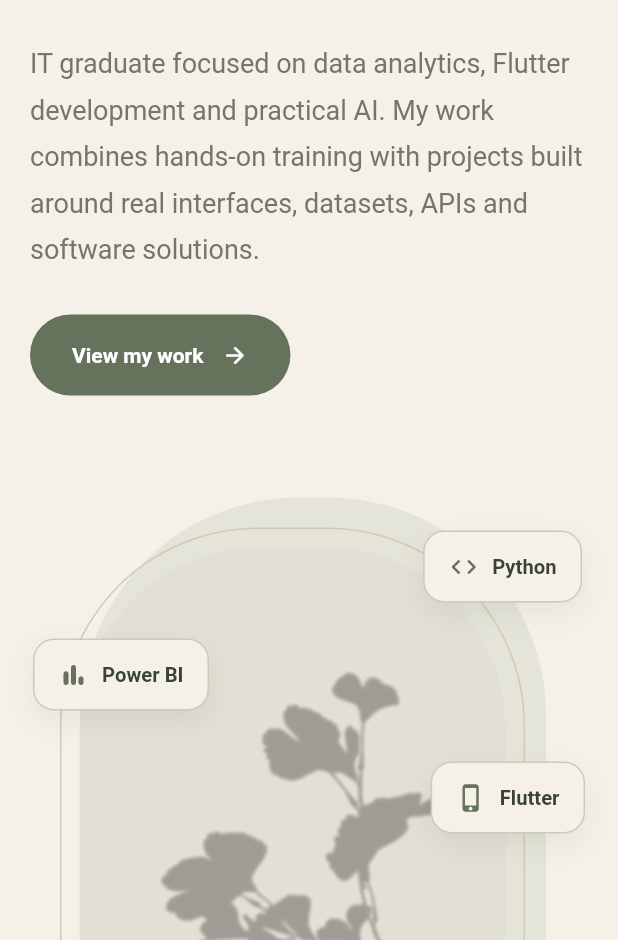
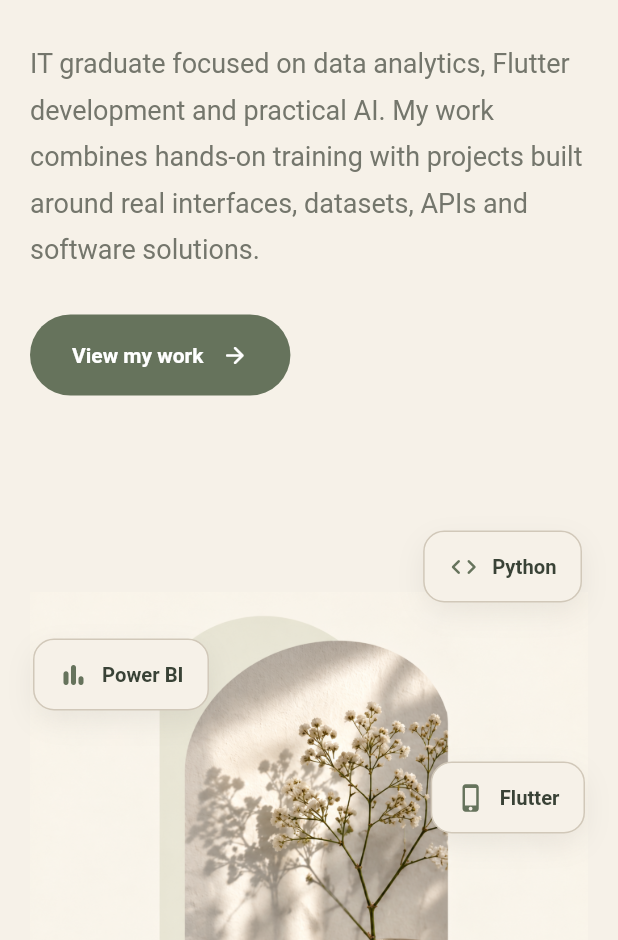
Before and after one commit to FayAL-mtuairi/profile, a Flutter app: the screen it shows after launch, on a phone screen of 412 x 824 dp, the part 296-1236 px from its top. Run offline on Flutter 3.47's test engine with Material 2 defaults, Android fonts, the phone set to English and light mode, and no system bars.

Commit message:
Use Home artwork in hero and update rail count

```diff
--- a/lib/main.dart
+++ b/lib/main.dart
@@ -257,7 +257,7 @@ class _HeroState extends State<_Hero>{
   @override Widget build(BuildContext context)=>LayoutBuilder(builder:(context,constraints){
     final mobile=constraints.maxWidth<780;
     final copy=_HeroCopy(onWork:widget.onWork,mobile:mobile);
-    final visual=Transform.translate(offset:Offset(0,-scrollY*.045),child:_HeroVisual(mobile:mobile));
+    final visual=Transform.translate(offset:Offset(0,-scrollY*.03),child:_HeroVisual(mobile:mobile));
     final core=mobile
         ? Column(crossAxisAlignment:CrossAxisAlignment.start,children:[copy,const SizedBox(height:34),visual,const SizedBox(height:18),const Align(alignment:Alignment.center,child:_ScrollHint(compact:true))])
         : Row(crossAxisAlignment:CrossAxisAlignment.center,children:[
@@ -272,7 +272,7 @@ class _HeroState extends State<_Hero>{
         children:[
           if(!mobile)...[
             const Positioned(left:0,top:36,bottom:42,child:_HeroRail()),
-            Positioned(right:0,bottom:4,child:Transform.translate(offset:Offset(0,-scrollY*.025),child:const _ScrollHint())),
+            Positioned(right:0,bottom:4,child:Transform.translate(offset:Offset(0,-scrollY*.02),child:const _ScrollHint())),
           ],
           Padding(
             padding:EdgeInsets.only(left:mobile?0:58,right:mobile?0:54),
@@ -312,7 +312,7 @@ class _HeroRail extends StatelessWidget{
         const SizedBox(height:7),
         Container(width:16,height:1,color:_line),
         const SizedBox(height:7),
-        const Text('04',style:TextStyle(fontSize:11,color:_muted,fontWeight:FontWeight.w600)),
+        const Text('05',style:TextStyle(fontSize:11,color:_muted,fontWeight:FontWeight.w600)),
       ],
     ),
   );
@@ -370,51 +370,13 @@ class _HeroVisual extends StatelessWidget{
       child:Stack(
         clipBehavior:Clip.none,
         children:[
-          Positioned(
-            left:mobile?34:52,
-            top:mobile?34:28,
-            right:mobile?28:28,
-            bottom:mobile?24:18,
-            child:Container(
-              decoration:BoxDecoration(
-                color:const Color(0xFFE4E5D8),
-                borderRadius:BorderRadius.only(
-                  topLeft:Radius.circular(mobile?145:205),
-                  topRight:Radius.circular(mobile?145:205),
-                ),
-              ),
-            ),
-          ),
-          Positioned(
-            left:mobile?20:28,
-            top:mobile?54:44,
-            right:mobile?42:48,
-            bottom:mobile?30:24,
-            child:Container(
-              decoration:BoxDecoration(
-                border:Border.all(color:_line),
-                borderRadius:BorderRadius.only(
-                  topLeft:Radius.circular(mobile?132:190),
-                  topRight:Radius.circular(mobile?132:190),
-                ),
-              ),
-              padding:const EdgeInsets.all(12),
-              child:ClipRRect(
-                borderRadius:BorderRadius.only(
-                  topLeft:Radius.circular(mobile?120:178),
-                  topRight:Radius.circular(mobile?120:178),
-                ),
-                child:ColoredBox(
-                  color:const Color(0xFFE9E6DC),
-                  child:ColorFiltered(
-                    colorFilter:const ColorFilter.mode(Color(0x159A9A83),BlendMode.multiply),
-                    child:Image.asset(
-                      'assets/IMG_6645.PNG',
-                      fit:BoxFit.contain,
-                      alignment:Alignment.center,
-                    ),
-                  ),
-                ),
+          Positioned.fill(
+            child:ClipRRect(
+              borderRadius:BorderRadius.circular(mobile?24:30),
+              child:Image.asset(
+                'assets/projects/Home.png',
+                fit:BoxFit.contain,
+                alignment:Alignment.center,
               ),
             ),
           ),
```
